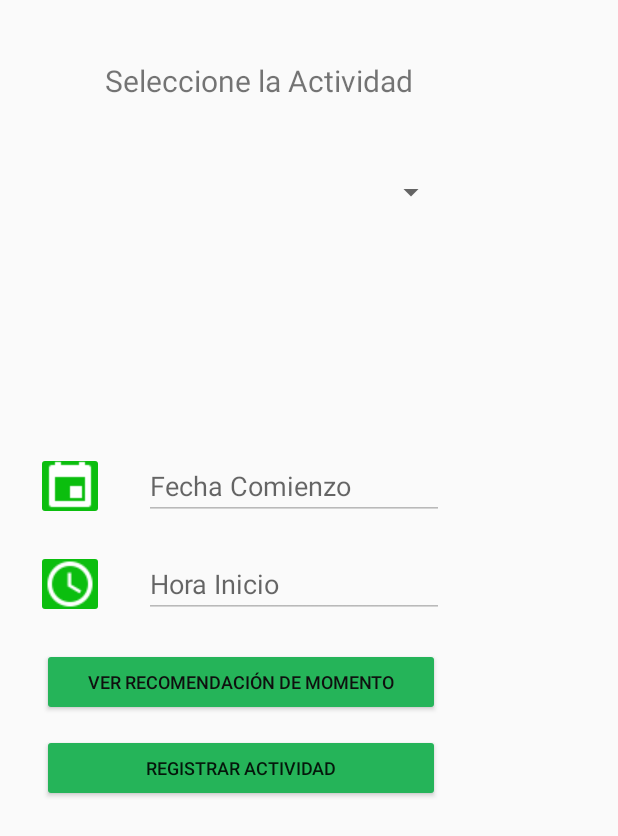
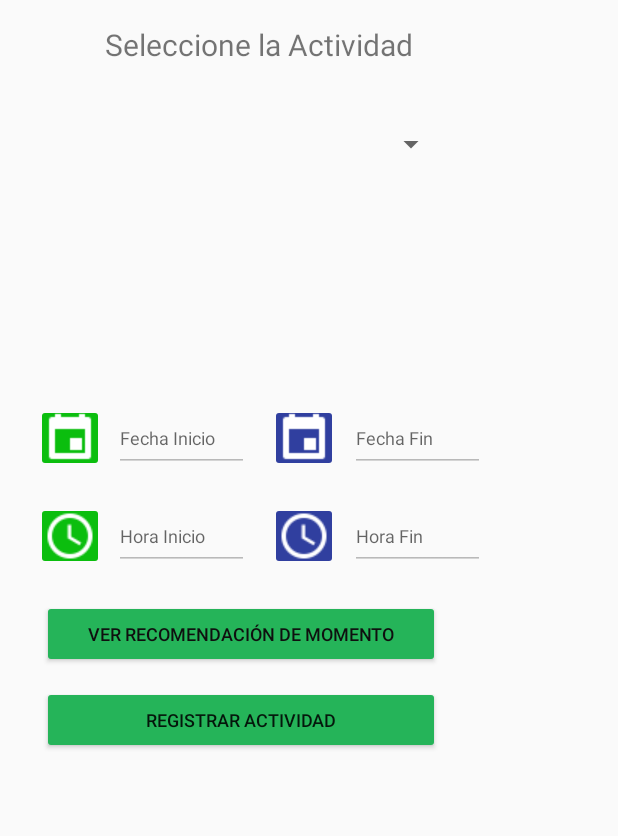
Before and after one commit to GonzaloPedrotti/DevelSys-ProyectoFinal2019, an Android app: the NuevaActividad screen opened directly, with no data from a screen before it, on a phone screen of 412 x 824 dp. Shown: the top 836 px of the screen. Run offline under Robolectric (Android 15) with nearby library versions, the light colour scheme and no system bars; our stand-ins replace Volley; libraries missing offline, so code that uses them is left out: com.loopj.android, cz.msebera.android; network calls fail; Roboto replaces fonts that are not available here; 7 statements that could not run were skipped.

Commit message:
Modificaciones registro de Actividad

```diff
--- a/app/src/main/java/pedrotti/gonzalo/proyecto/Constantes.java
+++ b/app/src/main/java/pedrotti/gonzalo/proyecto/Constantes.java
@@ -2,7 +2,7 @@ package pedrotti.gonzalo.proyecto;
 
 public class Constantes {
 
-    public static final String ip = "192.168.0.35";
+    public static final String ip = "172.16.0.239";
     public static final int ERROR_DIALOG_REQUEST = 9001;
     public static final int PERMISSIONS_REQUEST_ENABLE_GPS = 9002;
     public static final int PERMISSIONS_REQUEST_ACCESS_FINE_LOCATION = 9003;
--- a/app/src/main/java/pedrotti/gonzalo/proyecto/ProyectoCultivo/NuevoProyectoCultivo.java
+++ b/app/src/main/java/pedrotti/gonzalo/proyecto/ProyectoCultivo/NuevoProyectoCultivo.java
@@ -89,7 +89,6 @@ public class NuevoProyectoCultivo extends AppCompatActivity implements AdapterVi
                                             Toast.makeText(getApplicationContext(), "Proyecto Registrado. Ya puedes Comenzar a Trabajar!", Toast.LENGTH_LONG).show();
                                             NuevoProyectoCultivo.this.finish();
                                         } else {
-
                                                 AlertDialog.Builder alerta = new AlertDialog.Builder(NuevoProyectoCultivo.this);
                                                 alerta.setMessage("Ya existe un Proyecto para este Lote").setNegativeButton("Entendido", null).setTitle("Información de Registro").setIcon(R.drawable.logo).create().show();
                                         }
--- a/app/src/main/res/layout/activity_nueva_actividad.xml
+++ b/app/src/main/res/layout/activity_nueva_actividad.xml
@@ -11,7 +11,7 @@
         android:layout_width="250dp"
         android:layout_height="45dp"
         android:layout_marginStart="48dp"
-        android:layout_marginTop="40dp"
+        android:layout_marginTop="16dp"
         android:text="Seleccione la Actividad"
         android:textAlignment="center"
         android:textSize="20sp"
@@ -23,7 +23,7 @@
         android:layout_width="250dp"
         android:layout_height="45dp"
         android:layout_marginStart="48dp"
-        android:layout_marginTop="20dp"
+        android:layout_marginTop="12dp"
         app:layout_constraintStart_toStartOf="parent"
         app:layout_constraintTop_toBottomOf="@+id/textView11" />
 
@@ -50,27 +50,29 @@
 
     <EditText
         android:id="@+id/etFecha"
-        android:layout_width="200dp"
+        android:layout_width="90dp"
         android:layout_height="45dp"
-        android:layout_marginStart="96dp"
+        android:layout_marginStart="76dp"
         android:layout_marginTop="20dp"
         android:ems="10"
         android:enabled="false"
-        android:hint="Fecha Comienzo"
+        android:hint="Fecha Inicio"
         android:inputType="textPersonName"
+        android:textSize="12sp"
         app:layout_constraintStart_toStartOf="parent"
         app:layout_constraintTop_toBottomOf="@+id/spVariedad" />
 
     <EditText
         android:id="@+id/etHora"
-        android:layout_width="200dp"
+        android:layout_width="90dp"
         android:layout_height="45dp"
-        android:layout_marginStart="96dp"
+        android:layout_marginStart="76dp"
         android:layout_marginTop="20dp"
         android:ems="10"
         android:enabled="false"
         android:hint="Hora Inicio"
         android:inputType="textPersonName"
+        android:textSize="12sp"
         app:layout_constraintStart_toStartOf="parent"
         app:layout_constraintTop_toBottomOf="@+id/etFecha" />
 
@@ -123,4 +125,54 @@
         app:layout_constraintStart_toStartOf="parent"
         app:layout_constraintTop_toBottomOf="@+id/btnInformacionApp" />
 
+    <EditText
+        android:id="@+id/etFecha2"
+        android:layout_width="90dp"
+        android:layout_height="45dp"
+        android:layout_marginStart="8dp"
+        android:layout_marginTop="20dp"
+        android:ems="10"
+        android:enabled="false"
+        android:hint="Fecha Fin"
+        android:inputType="textPersonName"
+        android:textSize="12sp"
+        app:layout_constraintStart_toEndOf="@+id/btnFecha2"
+        app:layout_constraintTop_toBottomOf="@+id/spVariedad" />
+
+    <EditText
+        android:id="@+id/etHora2"
+        android:layout_width="90dp"
+        android:layout_height="45dp"
+        android:layout_marginStart="8dp"
+        android:layout_marginTop="20dp"
+        android:ems="10"
+        android:enabled="false"
+        android:hint="Hora Fin"
+        android:inputType="textPersonName"
+        android:textSize="12sp"
+        app:layout_constraintStart_toEndOf="@+id/btnHora2"
+        app:layout_constraintTop_toBottomOf="@+id/etFecha2" />
+
+    <ImageButton
+        android:id="@+id/btnFecha2"
+        android:layout_width="45dp"
+        android:layout_height="45dp"
+        android:layout_marginStart="180dp"
+        android:layout_marginTop="20dp"
+        android:backgroundTint="#303F9F"
+        app:layout_constraintStart_toStartOf="parent"
+        app:layout_constraintTop_toBottomOf="@+id/spVariedad"
+        app:srcCompat="@drawable/ic_event_white_24dp" />
+
+    <ImageButton
+        android:id="@+id/btnHora2"
+        android:layout_width="45dp"
+        android:layout_height="45dp"
+        android:layout_marginStart="180dp"
+        android:layout_marginTop="20dp"
+        android:backgroundTint="#303F9F"
+        app:layout_constraintStart_toStartOf="parent"
+        app:layout_constraintTop_toBottomOf="@+id/btnFecha2"
+        app:srcCompat="@drawable/ic_access_time_white_24dp" />
+
 </androidx.constraintlayout.widget.ConstraintLayout>
```
Also changed, not shown: app/src/main/java/pedrotti/gonzalo/proyecto/Actividad/NuevaActividad.java (+221 -11 lines), app/src/main/java/pedrotti/gonzalo/proyecto/Actividad/NuevaActividadRequest.java (added, +32 -0 lines), app/src/main/java/pedrotti/gonzalo/proyecto/ProyectoCultivo/DetalleActividadAdapter.java (+11 -11 lines), app/src/main/java/pedrotti/gonzalo/proyecto/ProyectoCultivo/DetalleProyecto.java (+12 -8 lines), app/src/main/res/layout/actividades_list.xml (+24 -20 lines).
